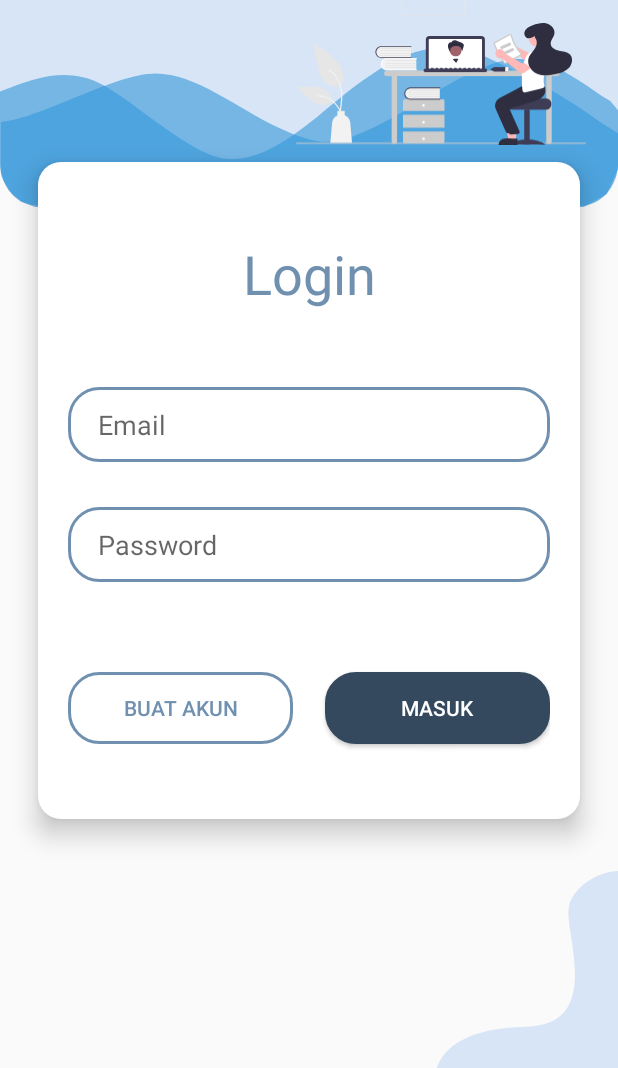
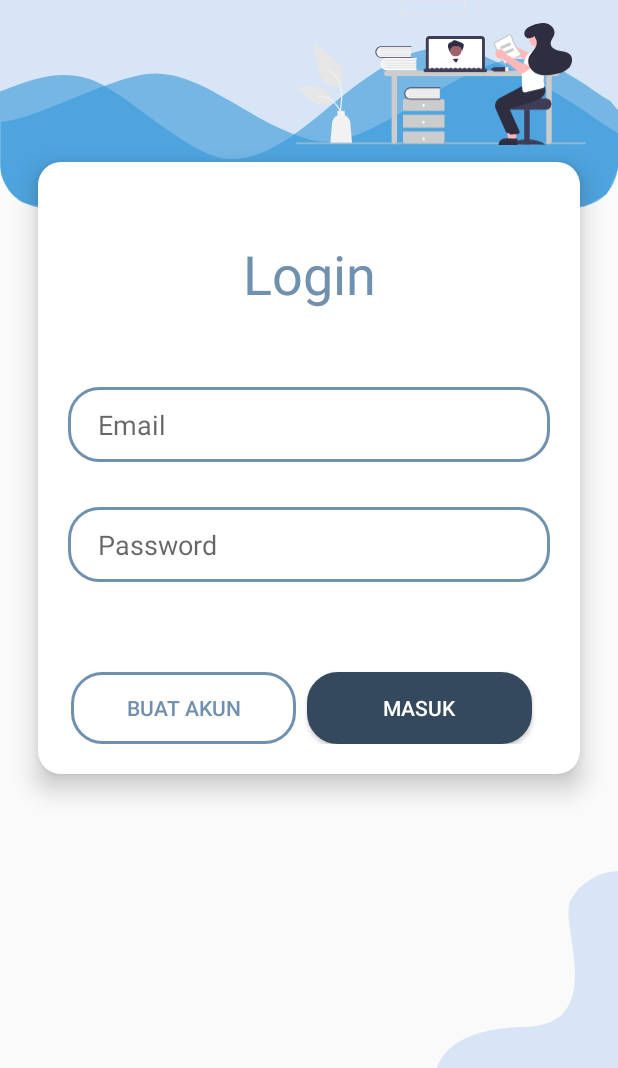
Before and after one commit to DelNight/Notify, an Android app: the screen it shows after launch (LoginActivity), on a phone screen of 412 x 824 dp, the part 168-1236 px from its top. Run offline under Robolectric (Android 15) with nearby library versions, the light colour scheme and no system bars; our stand-ins replace ButterKnife, Firebase (no records; nobody signed in at launch, a user with empty details on screens opened directly).

Commit message:
Merge, Conflict File

```diff
--- a/app/src/main/res/layout/activity_login.xml
+++ b/app/src/main/res/layout/activity_login.xml
@@ -82,8 +82,9 @@
             android:layout_width="150dp"
             android:layout_height="wrap_content"
             android:layout_below="@id/password"
-            android:layout_marginBottom="30dp"
-            android:layout_alignParentRight="true"
+            android:layout_toRightOf="@id/btn_signup"
+            android:layout_toEndOf="@+id/btn_signup"
+            android:layout_marginLeft="7dp"
             android:layout_gravity="center_horizontal|center"
             android:background="@drawable/radius_button"
             android:text="Masuk"
@@ -94,6 +95,7 @@
             android:layout_width="150dp"
             android:layout_height="wrap_content"
             android:layout_below="@id/password"
+            android:layout_marginLeft="2dp"
             android:layout_alignParentLeft="true"
             android:layout_gravity="center_horizontal|center"
             android:background="@drawable/button_radius_login"
```
